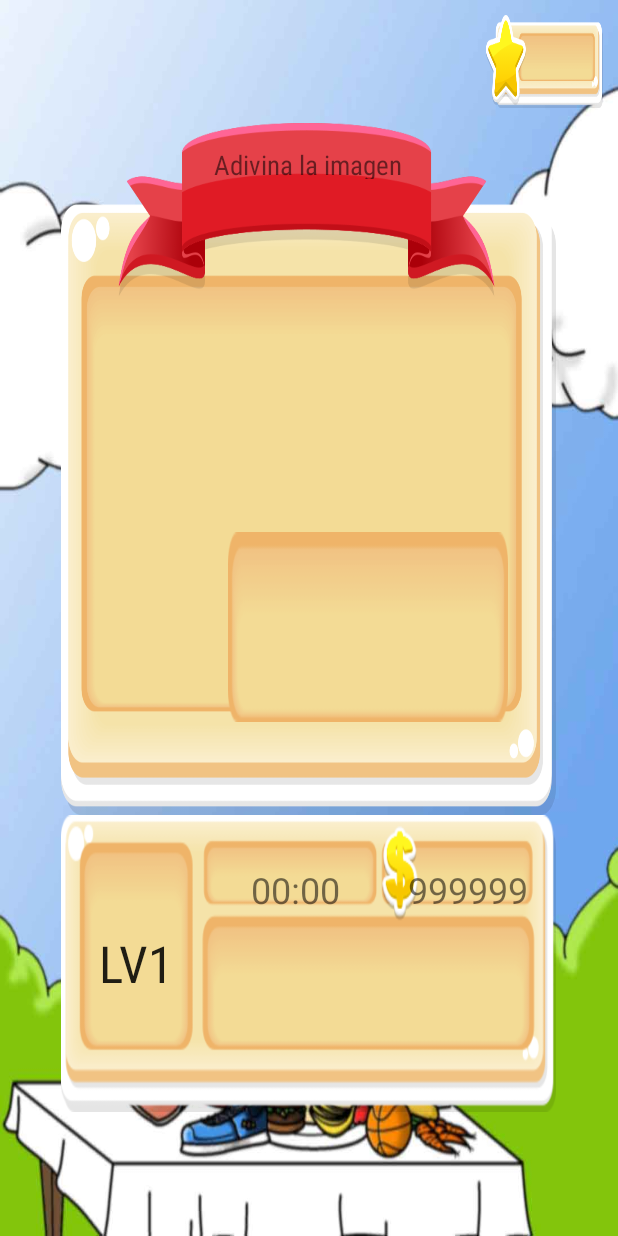
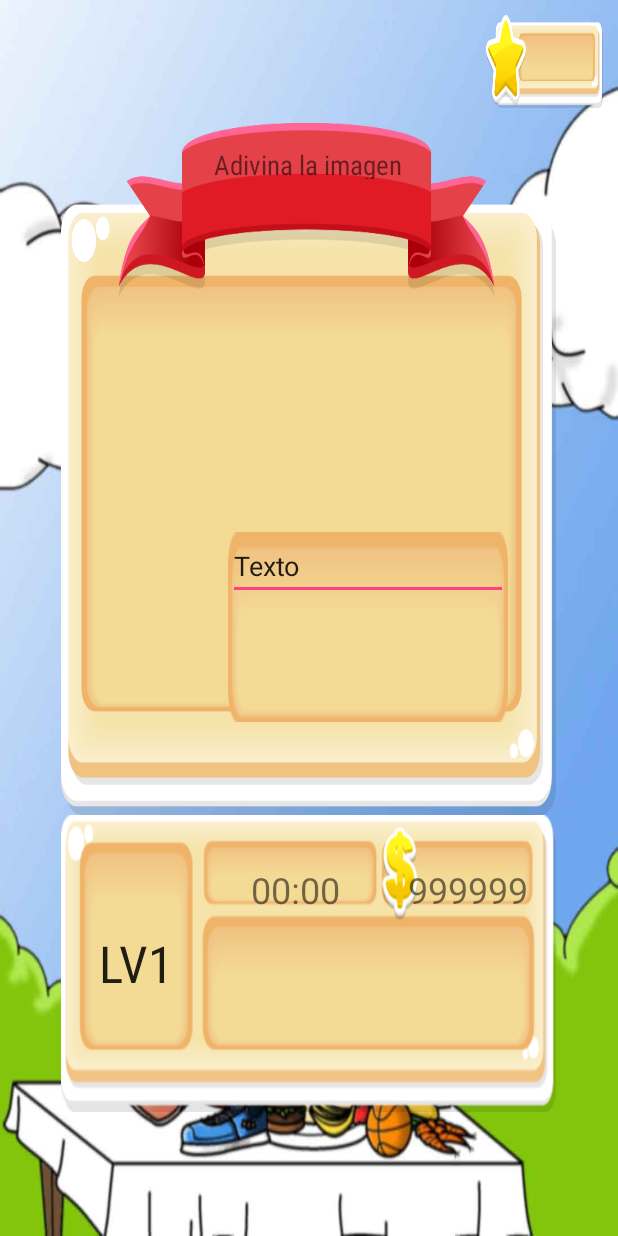
Before and after one commit to AlbertoC92/Mens-Fervida-Project, an Android app: the layout layout_pregunta_imagen1.xml on its own in the app's theme, with its tools: preview values and no code run, on a phone screen of 412 x 824 dp. Run offline under Robolectric (Android 15) with nearby library versions, the phone set to English and light mode, and no system bars.

Commit message:
PreguntaImagenAngel

```diff
--- a/app/src/main/res/layout/layout_pregunta_imagen1.xml
+++ b/app/src/main/res/layout/layout_pregunta_imagen1.xml
@@ -102,7 +102,17 @@
                         android:layout_weight="7"
                         android:background="@drawable/campo_texto"
                         android:layout_margin="32dp"
-                        android:padding="0dp"></LinearLayout>
+                        android:padding="0dp">
+
+                        <EditText
+                            android:layout_width="wrap_content"
+                            android:layout_height="wrap_content"
+                            android:inputType="textPersonName"
+                            android:text="Texto"
+                            android:ems="10"
+                            android:id="@+id/editText"
+                            android:layout_weight="1" />
+                    </LinearLayout>
                 </LinearLayout>
 
             </LinearLayout>
```
